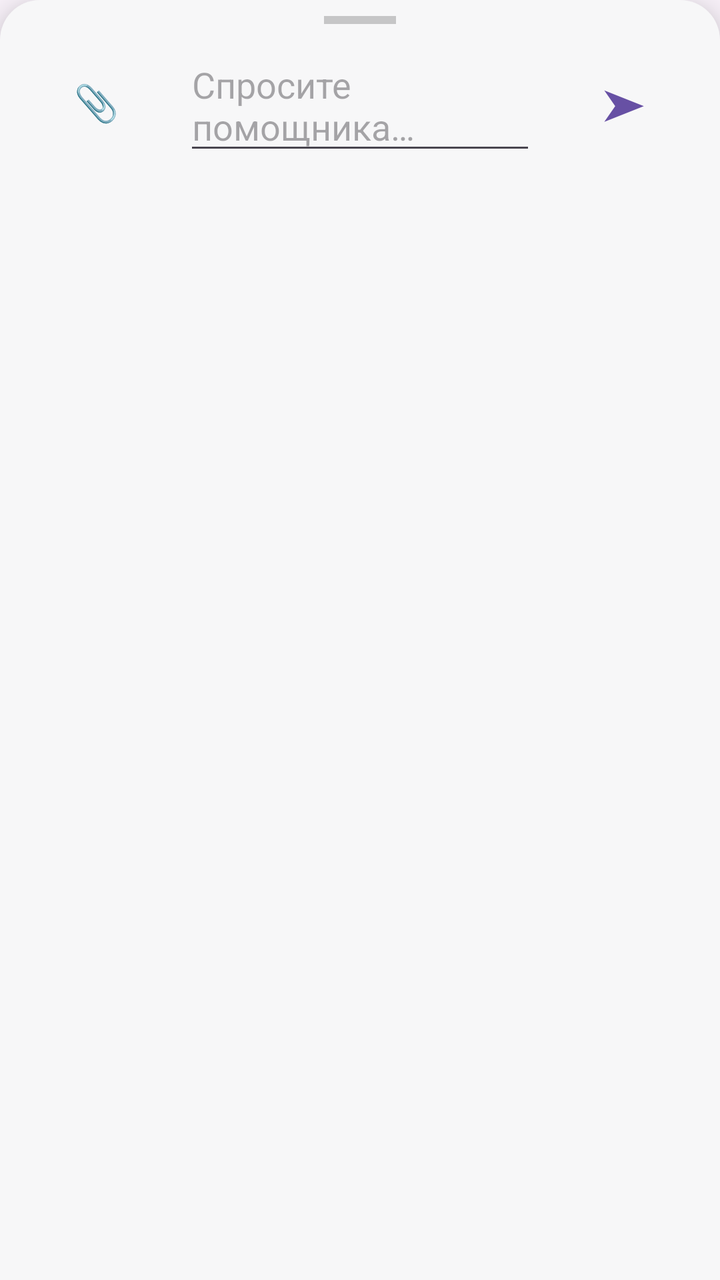
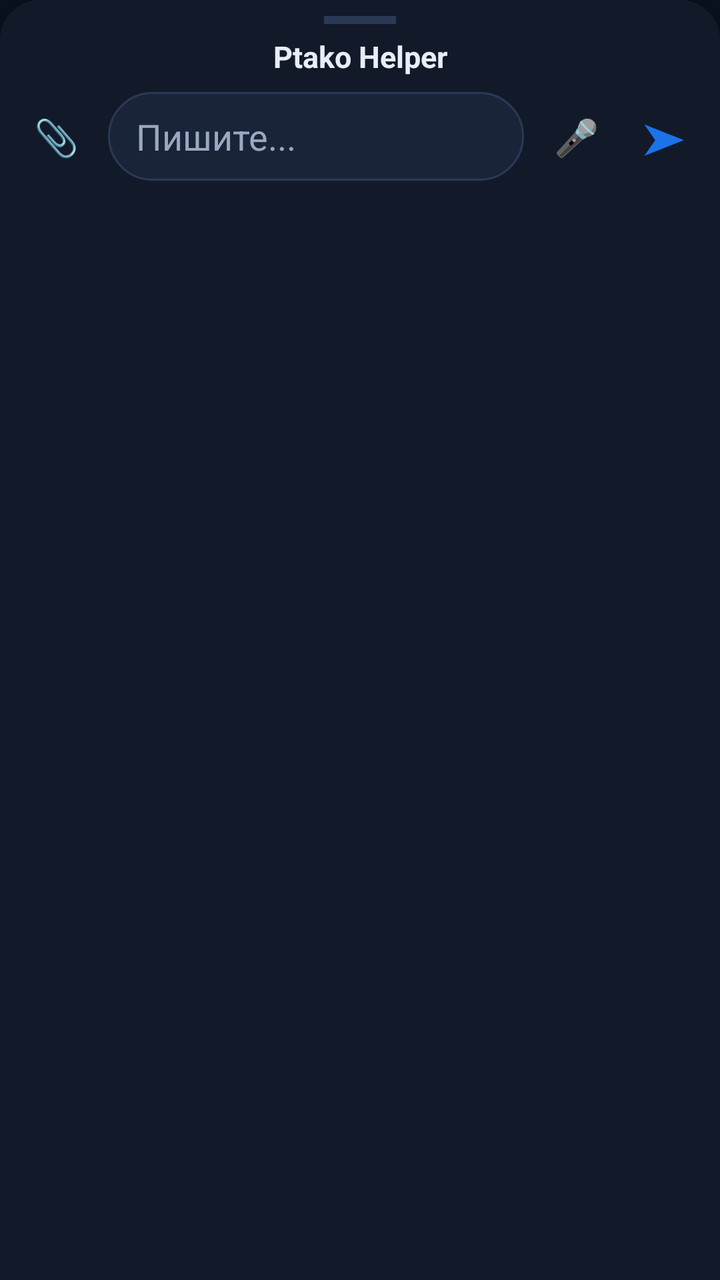

Before-and-after screenshots of an Android layout around one commit, followed by the original layout XML and the change that was made.
<!-- AndroidManifest.xml: application theme Theme.Assistant -->
<!-- res/layout/activity_assist.xml -->
<?xml version="1.0" encoding="utf-8"?>
<LinearLayout xmlns:android="http://schemas.android.com/apk/res/android"
    android:id="@+id/sheet"
    android:layout_width="match_parent"
    android:layout_height="wrap_content"
    android:background="@drawable/bg_assist_sheet"
    android:elevation="12dp"
    android:orientation="vertical"
    android:paddingTop="8dp">

    <View
        android:layout_width="36dp"
        android:layout_height="4dp"
        android:layout_gravity="center_horizontal"
        android:layout_marginBottom="8dp"
        android:background="#33000000" />

    <androidx.recyclerview.widget.RecyclerView
        android:id="@+id/list"
        android:layout_width="match_parent"
        android:layout_height="200dp"
        android:clipToPadding="false"
        android:paddingBottom="4dp"
        android:visibility="gone" />

    <TextView
        android:id="@+id/attachPreview"
        android:layout_width="match_parent"
        android:layout_height="wrap_content"
        android:paddingStart="12dp"
        android:paddingEnd="12dp"
        android:textColor="#5C6BC0"
        android:visibility="gone" />

    <LinearLayout
        android:layout_width="match_parent"
        android:layout_height="wrap_content"
        android:gravity="center_vertical"
        android:orientation="horizontal"
        android:paddingStart="4dp"
        android:paddingEnd="4dp"
        android:paddingBottom="8dp">

        <Button
            android:id="@+id/btnAttach"
            style="@style/Widget.Material3.Button.TextButton"
            android:layout_width="wrap_content"
            android:layout_height="wrap_content"
            android:text="📎"
            android:textSize="18sp" />

        <EditText
            android:id="@+id/input"
            android:layout_width="0dp"
            android:layout_height="wrap_content"
            android:layout_weight="1"
            android:hint="Спросите помощника…"
            android:imeOptions="actionSend"
            android:importantForAutofill="no"
            android:inputType="textMultiLine|textCapSentences"
            android:maxLines="4" />

        <Button
            android:id="@+id/btnSend"
            style="@style/Widget.Material3.Button.TextButton"
            android:layout_width="wrap_content"
            android:layout_height="wrap_content"
            android:text="➤"
            android:textSize="22sp" />
    </LinearLayout>
</LinearLayout>
<!-- resources referenced by this layout -->
<resources>
  <!-- drawable bg_assist_sheet (drawable) -->
  <?xml version="1.0" encoding="utf-8"?>
  <shape xmlns:android="http://schemas.android.com/apk/res/android"
      android:shape="rectangle">
      <solid android:color="#FFF7F7F8" />
      <corners
          android:topLeftRadius="20dp"
          android:topRightRadius="20dp" />
  </shape>
  <style name="Theme.Assistant" parent="Theme.Material3.DayNight.NoActionBar" />
</resources>

<!-- the commit's change to res/layout/activity_assist.xml (unified diff, before → after) -->
@@ -12,8 +12,18 @@
         android:layout_width="36dp"
         android:layout_height="4dp"
         android:layout_gravity="center_horizontal"
-        android:layout_marginBottom="8dp"
-        android:background="#33000000" />
+        android:layout_marginBottom="6dp"
+        android:background="@color/ptako_stroke" />
+
+    <TextView
+        android:layout_width="match_parent"
+        android:layout_height="wrap_content"
+        android:gravity="center"
+        android:paddingBottom="6dp"
+        android:text="@string/app_name"
+        android:textColor="@color/ptako_text"
+        android:textSize="15sp"
+        android:textStyle="bold" />
 
     <androidx.recyclerview.widget.RecyclerView
         android:id="@+id/list"
@@ -29,7 +39,7 @@
         android:layout_height="wrap_content"
         android:paddingStart="12dp"
         android:paddingEnd="12dp"
-        android:textColor="#5C6BC0"
+        android:textColor="@color/ptako_blue_soft"
         android:visibility="gone" />
 
     <LinearLayout
@@ -37,15 +47,18 @@
         android:layout_height="wrap_content"
         android:gravity="center_vertical"
         android:orientation="horizontal"
-        android:paddingStart="4dp"
-        android:paddingEnd="4dp"
-        android:paddingBottom="8dp">
+        android:paddingStart="6dp"
+        android:paddingEnd="6dp"
+        android:paddingBottom="10dp">
 
         <Button
             android:id="@+id/btnAttach"
             style="@style/Widget.Material3.Button.TextButton"
-            android:layout_width="wrap_content"
-            android:layout_height="wrap_content"
+            android:layout_width="44dp"
+            android:layout_height="48dp"
+            android:contentDescription="Вложение"
+            android:minWidth="0dp"
+            android:padding="0dp"
             android:text="📎"
             android:textSize="18sp" />
 
@@ -53,19 +66,43 @@
             android:id="@+id/input"
             android:layout_width="0dp"
             android:layout_height="wrap_content"
+            android:layout_marginStart="4dp"
+            android:layout_marginEnd="4dp"
             android:layout_weight="1"
-            android:hint="Спросите помощника…"
+            android:background="@drawable/bg_input"
+            android:hint="@string/hint_write"
             android:imeOptions="actionSend"
             android:importantForAutofill="no"
             android:inputType="textMultiLine|textCapSentences"
-            android:maxLines="4" />
+            android:maxLines="4"
+            android:paddingStart="14dp"
+            android:paddingTop="10dp"
+            android:paddingEnd="14dp"
+            android:paddingBottom="10dp"
+            android:textColor="@color/ptako_text"
+            android:textColorHint="@color/ptako_text_muted" />
+
+        <Button
+            android:id="@+id/btnMic"
+            style="@style/Widget.Material3.Button.TextButton"
+            android:layout_width="44dp"
+            android:layout_height="48dp"
+            android:contentDescription="@string/hold_to_talk"
+            android:minWidth="0dp"
+            android:padding="0dp"
+            android:text="🎤"
+            android:textSize="18sp" />
 
         <Button
             android:id="@+id/btnSend"
             style="@style/Widget.Material3.Button.TextButton"
-            android:layout_width="wrap_content"
-            android:layout_height="wrap_content"
+            android:layout_width="44dp"
+            android:layout_height="48dp"
+            android:contentDescription="Отправить"
+            android:minWidth="0dp"
+            android:padding="0dp"
             android:text="➤"
+            android:textColor="@color/ptako_blue_soft"
             android:textSize="22sp" />
     </LinearLayout>
 </LinearLayout>
<!-- resource entries referenced after the edit -->
@@ -1,14 +1,51 @@
 <!-- resources referenced by this layout -->
 <resources>
+  <color name="ptako_blue_soft">#FF1A73E8</color>
+  <color name="ptako_stroke">#FF2A3A55</color>
+  <color name="ptako_text">#FFE8EEF8</color>
+  <color name="ptako_text_muted">#FF9AA8C2</color>
   <!-- drawable bg_assist_sheet (drawable) -->
   <?xml version="1.0" encoding="utf-8"?>
   <shape xmlns:android="http://schemas.android.com/apk/res/android"
       android:shape="rectangle">
-      <solid android:color="#FFF7F7F8" />
+      <solid android:color="@color/ptako_surface" />
       <corners
           android:topLeftRadius="20dp"
           android:topRightRadius="20dp" />
   </shape>
-  <style name="Theme.Assistant" parent="Theme.Material3.DayNight.NoActionBar" />
+  <!-- drawable bg_input (drawable) -->
+  <?xml version="1.0" encoding="utf-8"?>
+  <shape xmlns:android="http://schemas.android.com/apk/res/android"
+      android:shape="rectangle">
+      <solid android:color="@color/ptako_surface_alt" />
+      <corners android:radius="22dp" />
+      <stroke
+          android:width="1dp"
+          android:color="@color/ptako_stroke" />
+  </shape>
+  <string name="app_name">Ptako Helper</string>
+  <string name="hint_write">Пишите...</string>
+  <string name="hold_to_talk">Удерживайте, чтобы говорить</string>
+  <style name="Theme.Assistant" parent="Theme.Material3.Dark.NoActionBar">
+          <item name="colorPrimary">@color/ptako_blue</item>
+          <item name="colorOnPrimary">@color/ptako_text</item>
+          <item name="colorPrimaryContainer">@color/ptako_blue_dark</item>
+          <item name="colorSecondary">@color/ptako_blue_soft</item>
+          <item name="colorAccent">@color/ptako_blue</item>
+          <item name="android:statusBarColor">@color/ptako_bg</item>
+          <item name="android:navigationBarColor">@color/ptako_bg</item>
+          <item name="android:windowBackground">@color/ptako_bg</item>
+          <item name="android:textColor">@color/ptako_text</item>
+          <item name="android:textColorPrimary">@color/ptako_text</item>
+          <item name="android:textColorSecondary">@color/ptako_text_muted</item>
+          <item name="android:textColorHint">@color/ptako_text_muted</item>
+          <item name="colorSurface">@color/ptako_surface</item>
+          <item name="android:forceDarkAllowed">true</item>
+      </style>
+  <color name="ptako_surface">#FF121A2A</color>
+  <color name="ptako_surface_alt">#FF1A2438</color>
+  <color name="ptako_blue">#FF1565C0</color>
+  <color name="ptako_blue_dark">#FF0D47A1</color>
+  <color name="ptako_bg">#FF0B1220</color>
 </resources>
 
